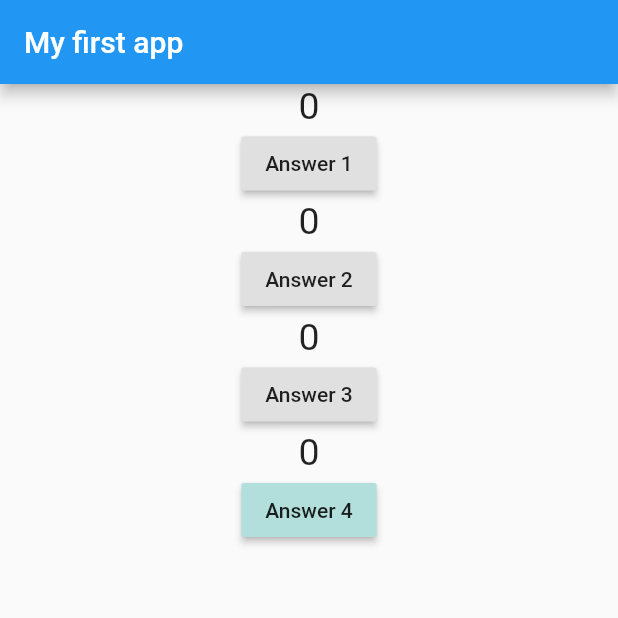
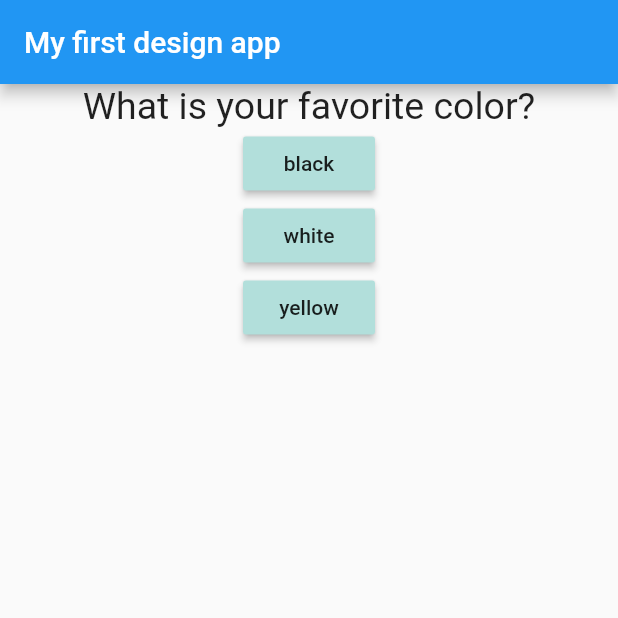
Before and after one commit to hashirshoaeb/flutter-tales, a Flutter app: the screen it shows after launch, on a phone screen of 412 x 824 dp, the top half of it. Run offline on Flutter 3.47's test engine with Material 2 defaults, Android fonts, the phone set to English and light mode, and no system bars.

Commit message:
lec 10mar

```diff
--- a/lib/main.dart
+++ b/lib/main.dart
@@ -14,6 +14,42 @@ class MyApp extends StatefulWidget {
 class _MyAppState extends State<MyApp> {
   var _counter = [0, 0, 0, 0];
   // int ctr=0;
+  final question = [
+    {
+      'questionText': "What is your favorite color?",
+      'answers': [
+        'black',
+        'white',
+        'yellow',
+      ],
+    },
+    {
+      'questionText': "What is your favorite animal?",
+      'answers': [
+        'bear',
+        'cat',
+        'dog',
+      ],
+    },
+    {
+      'questionText': "What is your favorite food?",
+      'answers': [
+        'bilyaani',
+        'nali boti',
+        'nehari',
+        'choclate',
+      ],
+    },
+    {
+      'questionText': 'which song do you like',
+      'answers': [
+        'mela loot liya',
+        'tyaar ho',
+        'phir seeti bajy gi',
+        'tm jeeeto ya haro',
+      ],
+    },
+  ];
 
   void count(int index) {
     setState(() {
@@ -25,41 +61,21 @@ class _MyAppState extends State<MyApp> {
     return MaterialApp(
       home: Scaffold(
         appBar: AppBar(
-          title: Text('My first app'),
+          title: Text('My first design app'),
         ),
         body: Container(
           width: double.infinity,
           height: double.infinity,
           child: Column(
             children: <Widget>[
-              new Question(questionType: this._counter[0].toString()),
-              RaisedButton(
-                child: Text('Answer 1'),
-                onPressed: () => count(0),
-              ),
-              Container(
-                child: new Question(
-                  questionType: this._counter[1].toString(),
-                ),
-              ),
-              RaisedButton(
-                child: Text('Answer 2'),
-                onPressed: () => {
-                  setState(() => {_counter[1]++})
-                },
-              ),
-              new Question(questionType: this._counter[2].toString()),
-              RaisedButton(
-                child: Text('Answer 3'),
-                onPressed: () => count(2),
-              ),
-              new Question(questionType: this._counter[3].toString()),
-              new Answer(
-                text: 'Answer 4',
-                onpressed: () => {
-                  setState(() => {_counter[3]++})
-                },
-              )
+              new Question(
+                  questionType: this.question[this._counter[0]]
+                      ['questionText']),
+              ...(this.question[this._counter[0]]['answers'] as List<String>)
+                  .map((ans) => new Answer(
+                        text: ans,
+                        onpressed: () => count(0),
+                      )),
             ],
           ),
         ),
--- a/pubspec.yaml
+++ b/pubspec.yaml
@@ -14,7 +14,7 @@ description: A new Flutter project.
 version: 1.0.0+1
 
 environment:
-  sdk: ">=2.2.0 <3.0.0"
+  sdk: ">=2.2.2 <3.0.0"
 
 dependencies:
   flutter:
```
Also changed, not shown: 1 other file.
